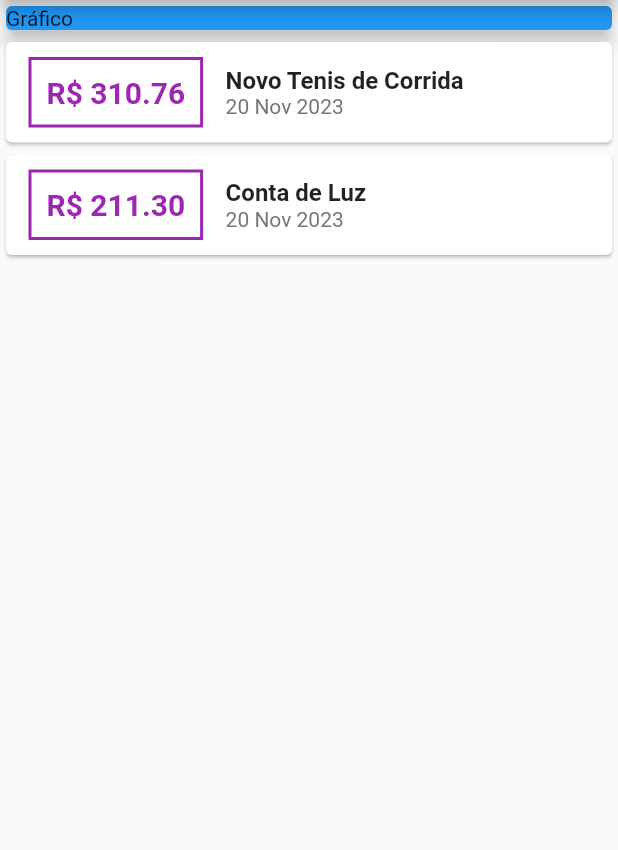
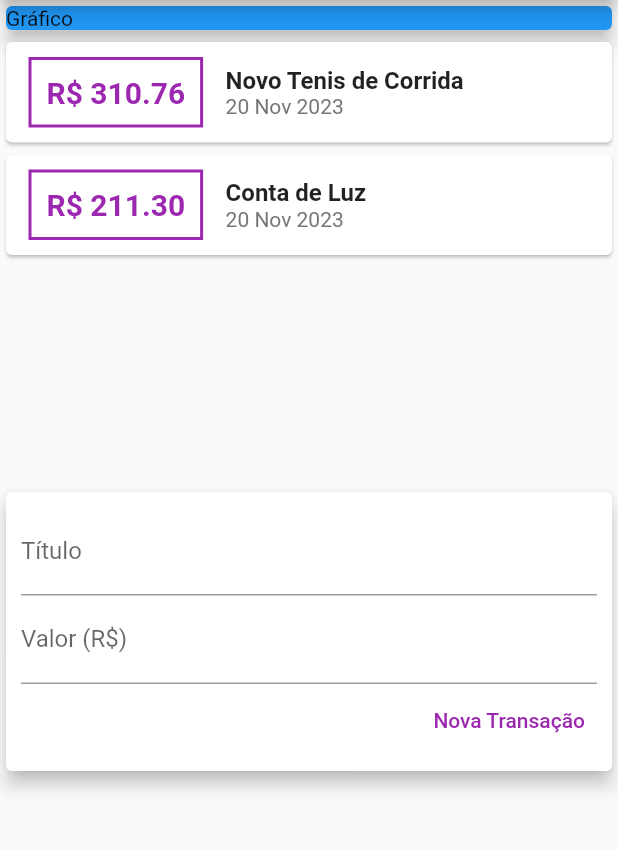
Before and after one commit to kessygodoy/Flutter, a Flutter app: the screen it shows after launch, on a phone screen of 412 x 824 dp, the part 84-934 px from its top. Run offline on Flutter 3.47's test engine with Material 2 defaults, Android fonts, the phone set to English and light mode, and no system bars.

Commit message:
implementando listview
- usada para exibir scroll na tela caso os elementos passem dos limites dela

```diff
--- /dev/null
+++ b/curso_flutter/despesas/lib/components/transaction_form.dart
@@ -0,0 +1,46 @@
+import 'package:flutter/material.dart';
+
+class TransactionForm extends StatelessWidget {
+  final titleController = TextEditingController();
+  final valueController = TextEditingController();
+
+  final void Function(String, double) onSubmit;
+
+  TransactionForm(this.onSubmit);
+  //Componente que exibe o formulario de Titulo e Valor e botao para adicionar uma nova transação
+
+  @override
+  Widget build(BuildContext context) {
+    return Card(
+      elevation: 5,
+      child: Padding(
+        padding: const EdgeInsets.all(10),
+        child: Column(children: [
+          TextField(
+            controller: titleController,
+            decoration: InputDecoration(labelText: 'Título'),
+          ),
+          TextField(
+            controller: valueController,
+            decoration: InputDecoration(labelText: 'Valor (R\$)'),
+          ),
+          Row(
+            mainAxisAlignment: MainAxisAlignment.end,
+            children: [
+              TextButton(
+                style: TextButton.styleFrom(foregroundColor: Colors.purple),
+                onPressed: () {
+                  final title = titleController.text;
+                  final value = double.tryParse(valueController.text) ?? 0.0;
+
+                  onSubmit(title, value);
+                },
+                child: Text('Nova Transação'),
+              ),
+            ],
+          )
+        ]),
+      ),
+    );
+  }
+}
--- /dev/null
+++ b/curso_flutter/despesas/lib/components/transaction_list.dart
@@ -0,0 +1,53 @@
+import 'package:despesas/models/transaction.dart';
+import 'package:flutter/material.dart';
+import 'package:intl/intl.dart';
+
+class TransactionList extends StatelessWidget {
+  final List<Transaction> transactions;
+
+  TransactionList(this.transactions);
+
+  @override
+  Widget build(BuildContext context) {
+    return Container(
+      height: 300,
+      child: ListView(
+        children: transactions.map((e) {
+          return Card(
+            // componente que recebe a lista transactions exibe os valores preço nome e data em cards numa coluna.
+            child: Row(children: [
+              Container(
+                margin: EdgeInsets.symmetric(horizontal: 15, vertical: 10),
+                decoration: BoxDecoration(
+                    border: Border.all(
+                  color: Colors.purple,
+                  width: 2,
+                )),
+                padding: EdgeInsets.all(10),
+                child: Text(
+                    'R\$ ${e.value.toStringAsFixed(2)}', //toStringAsFixed(2) -> diz que o valor a ser exbido só pode ter 2 casas decimais
+                    style: TextStyle(
+                        fontWeight: FontWeight.bold,
+                        fontSize: 20,
+                        color: Colors.purple)),
+              ),
+              Column(
+                crossAxisAlignment: CrossAxisAlignment.start,
+                children: [
+                  Text(
+                    e.title,
+                    style: TextStyle(fontSize: 16, fontWeight: FontWeight.bold),
+                  ),
+                  Text(
+                    DateFormat('d MMM y').format(e.date),
+                    style: TextStyle(color: Colors.grey.shade600),
+                  )
+                ],
+              )
+            ]),
+          );
+        }).toList(),
+      ),
+    );
+  }
+}
--- /dev/null
+++ b/curso_flutter/despesas/lib/components/transaction_user.dart
@@ -0,0 +1,50 @@
+import 'dart:math';
+
+import 'package:flutter/material.dart';
+import '../models/transaction.dart';
+import 'transaction_form.dart';
+import 'transaction_list.dart';
+
+class TransactionUser extends StatefulWidget {
+  @override
+  State<TransactionUser> createState() => _TransactionUserState();
+}
+
+class _TransactionUserState extends State<TransactionUser> {
+  final _transactions = [
+    Transaction(
+      id: 't1',
+      title: 'Novo Tenis de Corrida',
+      value: 310.76,
+      date: DateTime.now(),
+    ),
+    Transaction(
+      id: 't2',
+      title: 'Conta de Luz',
+      value: 211.30,
+      date: DateTime.now(),
+    )
+  ];
+
+  _addTransaction(String title, double value) {
+    final newTransaction = Transaction(
+        id: Random().nextDouble().toString(),
+        title: title,
+        value: value,
+        date: DateTime.now());
+
+    setState(() {
+      _transactions.add(newTransaction);
+    });
+  }
+
+  @override
+  Widget build(BuildContext context) {
+    return Column(
+      children: [
+        TransactionList(_transactions),
+        TransactionForm(_addTransaction),
+      ],
+    );
+  }
+}
--- a/curso_flutter/despesas/lib/main.dart
+++ b/curso_flutter/despesas/lib/main.dart
@@ -1,6 +1,5 @@
-import 'package:despesas/models/transaction.dart';
+import 'package:despesas/components/transaction_user.dart';
 import 'package:flutter/material.dart';
-import 'package:intl/intl.dart';
 
 main() => runApp(ExpensesApp());
 
@@ -16,20 +15,6 @@ class ExpensesApp extends StatelessWidget {
 }
 
 class MyHomePage extends StatelessWidget {
-  final _transactions = [
-    Transaction(
-      id: 't1',
-      title: 'Novo Tenis de Corrida',
-      value: 310.76,
-      date: DateTime.now(),
-    ),
-    Transaction(
-      id: 't2',
-      title: 'Conta de Luz',
-      value: 211.30,
-      date: DateTime.now(),
-    )
-  ];
   @override
   Widget build(BuildContext context) {
     return Scaffold(
@@ -45,44 +30,7 @@ class MyHomePage extends StatelessWidget {
             elevation: 5,
           ),
         ),
-        Column(
-          children: _transactions.map((e) {
-            return Card(
-              // card que exibe os valores preço nome e data.
-              child: Row(children: [
-                Container(
-                  margin: EdgeInsets.symmetric(horizontal: 15, vertical: 10),
-                  decoration: BoxDecoration(
-                      border: Border.all(
-                    color: Colors.purple,
-                    width: 2,
-                  )),
-                  padding: EdgeInsets.all(10),
-                  child: Text(
-                      'R\$ ${e.value.toStringAsFixed(2)}', //toStringAsFixed(2) -> diz que o valor a ser exbido só pode ter 2 casas decimais
-                      style: TextStyle(
-                          fontWeight: FontWeight.bold,
-                          fontSize: 20,
-                          color: Colors.purple)),
-                ),
-                Column(
-                  crossAxisAlignment: CrossAxisAlignment.start,
-                  children: [
-                    Text(
-                      e.title,
-                      style:
-                          TextStyle(fontSize: 16, fontWeight: FontWeight.bold),
-                    ),
-                    Text(
-                      DateFormat('d MMM y').format(e.date),
-                      style: TextStyle(color: Colors.grey.shade600),
-                    )
-                  ],
-                )
-              ]),
-            );
-          }).toList(),
-        )
+        TransactionUser(),
       ]),
     );
   }
```
